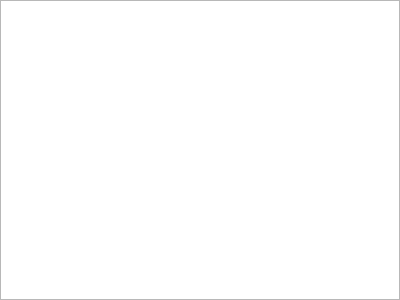
Above: gui/data_view/TableView.ui from kateyy/geohazardvis before the change. Below: the same form after it.
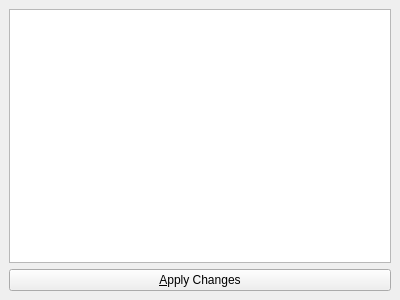
That is the form after the change.

Commit message: a table model for each available data type

Patch:
```diff
--- a/gui/data_view/TableView.ui
+++ b/gui/data_view/TableView.ui
@@ -16,6 +16,9 @@
   <property name="windowTitle">
    <string>table view</string>
   </property>
+  <widget class="QWidget" name="content">
+   <layout class="QVBoxLayout" name="mainLayout">
+    <item>
   <widget class="QTableView" name="tableView">
    <property name="font">
     <font>
@@ -35,12 +38,28 @@
    <property name="horizontalScrollMode">
     <enum>QAbstractItemView::ScrollPerPixel</enum>
    </property>
+      <property name="wordWrap">
+       <bool>false</bool>
+      </property>
    <attribute name="horizontalHeaderDefaultSectionSize">
     <number>50</number>
    </attribute>
    <attribute name="horizontalHeaderMinimumSectionSize">
     <number>10</number>
    </attribute>
+      <attribute name="verticalHeaderVisible">
+       <bool>false</bool>
+      </attribute>
+     </widget>
+    </item>
+    <item>
+     <widget class="QPushButton" name="applyChanges">
+      <property name="text">
+       <string>&amp;Apply Changes</string>
+      </property>
+     </widget>
+    </item>
+   </layout>
   </widget>
  </widget>
  <resources/>
```
Left out of the diff: 2 changed lines with no effect on the pictures. Lines whose indentation alone changed are shown as unchanged. The commit also changes 24 other files.
